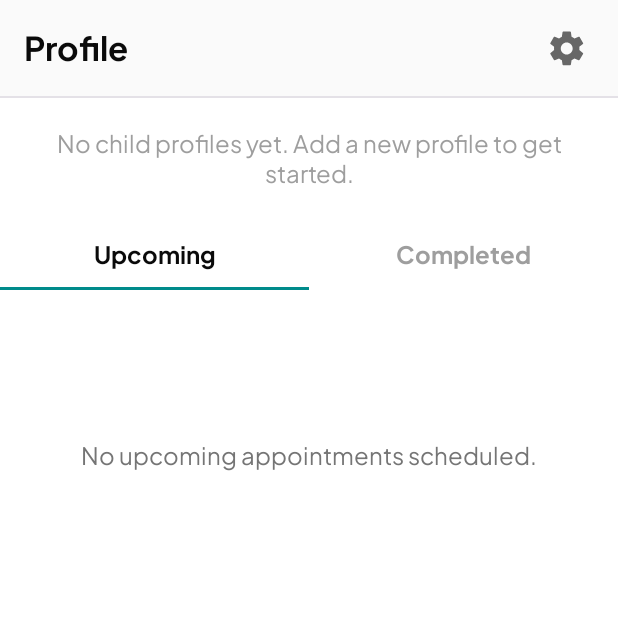
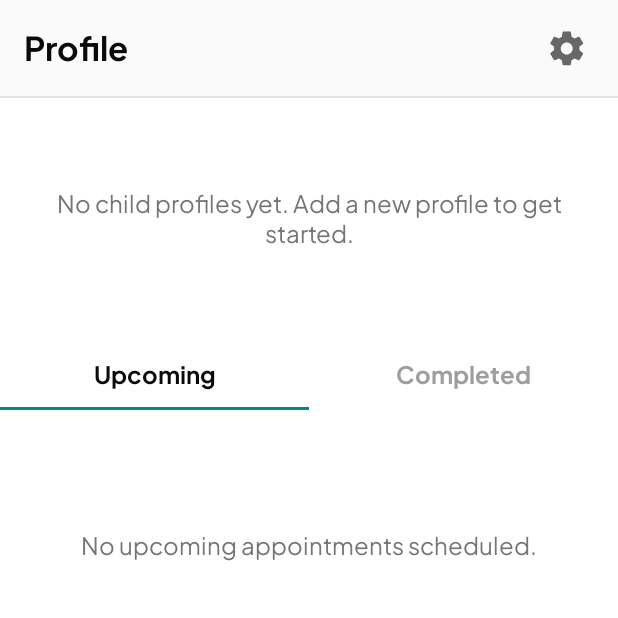
Before and after one commit to gitaufar/immunify-PAPB-, an Android app built with Jetpack Compose: the composable ProfileScreen shown on its own in the app's theme, on a phone screen of 412 x 824 dp, the top half of it. Run offline under Robolectric (Android 15) with nearby library versions, the phone set to English and light mode, and no system bars; our stand-ins replace Dagger/Hilt's generated code, Firebase (no records; nobody signed in at launch, a user with empty details on screens opened directly).

Commit message:
fix some UX errors

```diff
--- a/app/src/main/java/com/example/immunify/ui/clinics/ClinicDetailScreen.kt
+++ b/app/src/main/java/com/example/immunify/ui/clinics/ClinicDetailScreen.kt
@@ -35,7 +35,7 @@ fun ClinicDetailScreen(
             BottomAppBar(
                 text = "Set Appointment",
                 onMainClick = {
-                    rootNav.navigate(Routes.setAppointmentRoute(clinic.id))
+                    rootNav.navigate(Routes.setAppointmentRoute(clinic.id, ""))
                 },
                 onCallClick = { }
             )
--- /dev/null
+++ b/app/src/main/java/com/example/immunify/ui/component/EmptyState.kt
@@ -0,0 +1,23 @@
+package com.example.immunify.ui.component
+
+import androidx.compose.foundation.layout.fillMaxWidth
+import androidx.compose.foundation.layout.padding
+import androidx.compose.material3.MaterialTheme
+import androidx.compose.material3.Text
+import androidx.compose.runtime.Composable
+import androidx.compose.ui.Modifier
+import androidx.compose.ui.text.style.TextAlign
+import androidx.compose.ui.unit.dp
+import com.example.immunify.ui.theme.Grey70
+
+@Composable
+fun EmptyState(text: String) {
+    Text(
+        text = text,
+        textAlign = TextAlign.Center,
+        style = MaterialTheme.typography.bodyMedium.copy(color = Grey70),
+        modifier = Modifier
+            .fillMaxWidth()
+            .padding(horizontal = 20.dp, vertical = 60.dp)
+    )
+}
--- a/app/src/main/java/com/example/immunify/ui/navigation/MainScaffold.kt
+++ b/app/src/main/java/com/example/immunify/ui/navigation/MainScaffold.kt
@@ -59,7 +59,6 @@ fun MainScaffold(
                 )
             }
 
-
             // PROFILE
             composable(Routes.PROFILE) {
                 ProfileScreen()
--- a/app/src/main/java/com/example/immunify/ui/navigation/Routes.kt
+++ b/app/src/main/java/com/example/immunify/ui/navigation/Routes.kt
@@ -27,7 +27,9 @@ object Routes {
     const val NOTIFICATION = "main_notification"
 
     fun clinicDetailRoute(clinicId: String): String = "main_clinic_detail/$clinicId"
-    fun setAppointmentRoute(clinicId: String): String = "main_set_appointment/$clinicId"
+    fun setAppointmentRoute(clinicId: String, vaccineId: String) =
+        "setAppointment/$clinicId/$vaccineId"
+
     fun appointmentSummaryRoute(appointmentJson: String): String =
         "$APPOINTMENT_SUMMARY/$appointmentJson"
 
--- a/app/src/main/java/com/example/immunify/ui/profile/ProfileScreen.kt
+++ b/app/src/main/java/com/example/immunify/ui/profile/ProfileScreen.kt
@@ -33,6 +33,7 @@ import com.example.immunify.ui.clinics.viewmodel.AppointmentUiState
 import com.example.immunify.ui.clinics.viewmodel.AppointmentViewModel
 import com.example.immunify.ui.component.AddProfileSheet
 import com.example.immunify.ui.component.AppBar
+import com.example.immunify.ui.component.EmptyState
 import com.example.immunify.ui.component.ProfileHeader
 import com.example.immunify.ui.component.SelectProfileSheet
 import com.example.immunify.ui.component.UpcomingVaccineCard
@@ -63,9 +64,14 @@ fun ProfileScreen(
                 id = child.id,
                 name = child.name,
                 birthDate = child.birthDate,
-                gender = if (child.gender.equals("Male", ignoreCase = true)) Gender.MALE else Gender.FEMALE
+                gender = if (child.gender.equals(
+                        "Male",
+                        ignoreCase = true
+                    )
+                ) Gender.MALE else Gender.FEMALE
             )
         }
+
         else -> emptyList()
     }
 
@@ -118,9 +124,9 @@ fun ProfileScreen(
                 null
             }
             appointmentDate != null &&
-            !appointmentDate.isBefore(today) &&
-            (appt.status == AppointmentStatus.PENDING ||
-             appt.status == AppointmentStatus.COMPLETED)
+                    !appointmentDate.isBefore(today) &&
+                    (appt.status == AppointmentStatus.PENDING ||
+                            appt.status == AppointmentStatus.COMPLETED)
         }
         .sortedBy { appt -> LocalDate.parse(appt.date) }
 
@@ -154,6 +160,7 @@ fun ProfileScreen(
                     CircularProgressIndicator(modifier = Modifier.size(32.dp))
                 }
             }
+
             selectedChild != null -> {
                 ProfileHeader(
                     child = selectedChild!!,
@@ -161,20 +168,9 @@ fun ProfileScreen(
                     onClick = { showSelectProfileSheet = true }
                 )
             }
+
             children.isEmpty() -> {
-                Box(
-                    modifier = Modifier
-                        .fillMaxWidth()
-                        .padding(20.dp),
-                    contentAlignment = Alignment.Center
-                ) {
-                    Text(
-                        text = "No child profiles yet. Add a new profile to get started.",
-                        style = MaterialTheme.typography.bodyMedium,
-                        color = Grey60,
-                        textAlign = TextAlign.Center
-                    )
-                }
+                EmptyState("No child profiles yet. Add a new profile to get started.")
             }
         }
 
@@ -230,7 +226,9 @@ fun ProfileScreen(
                     if (appointmentsState is AppointmentUiState.Loading) {
                         item {
                             Box(
-                                modifier = Modifier.fillMaxWidth().padding(40.dp),
+                                modifier = Modifier
+                                    .fillMaxWidth()
+                                    .padding(40.dp),
                                 contentAlignment = Alignment.Center
                             ) {
                                 CircularProgressIndicator(modifier = Modifier.size(24.dp))
@@ -251,7 +249,9 @@ fun ProfileScreen(
                     if (appointmentsState is AppointmentUiState.Loading) {
                         item {
                             Box(
-                                modifier = Modifier.fillMaxWidth().padding(40.dp),
+                                modifier = Modifier
+                                    .fillMaxWidth()
+                                    .padding(40.dp),
                                 contentAlignment = Alignment.Center
                             ) {
                                 CircularProgressIndicator(modifier = Modifier.size(24.dp))
@@ -303,18 +303,6 @@ fun ProfileScreen(
     }
 }
 
-@Composable
-private fun EmptyState(text: String) {
-    Text(
-        text = text,
-        textAlign = TextAlign.Center,
-        style = MaterialTheme.typography.bodyMedium.copy(color = Grey70),
-        modifier = Modifier
-            .fillMaxWidth()
-            .padding(top = 80.dp)
-    )
-}
-
 @RequiresApi(Build.VERSION_CODES.O)
 @Preview(showBackground = true)
 @Composable
```
Also changed, not shown: app/src/main/java/com/example/immunify/data/local/VaccineSamples.kt (+14 -0 lines), app/src/main/java/com/example/immunify/ui/clinics/SetAppointmentScreen.kt (+11 -2 lines), app/src/main/java/com/example/immunify/ui/insight/DiseaseDetailScreen.kt (+27 -1 lines), app/src/main/java/com/example/immunify/ui/navigation/RootNavGraph.kt (+27 -10 lines), app/src/main/java/com/example/immunify/ui/tracker/TrackerScreen.kt (+2 -12 lines).
